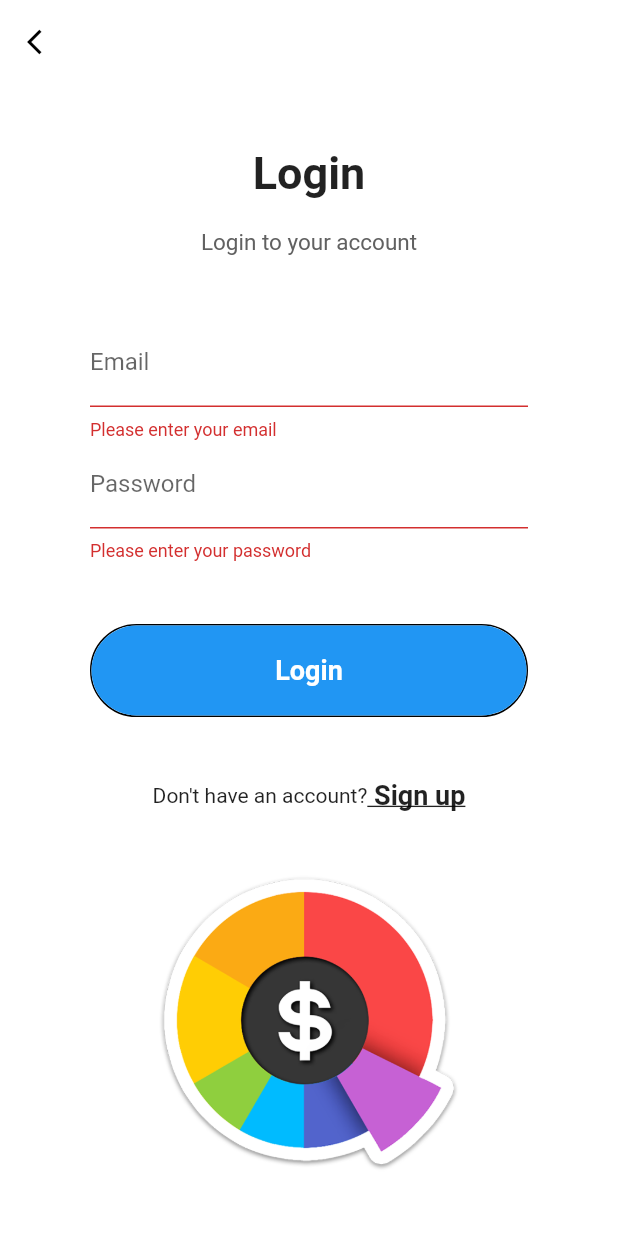
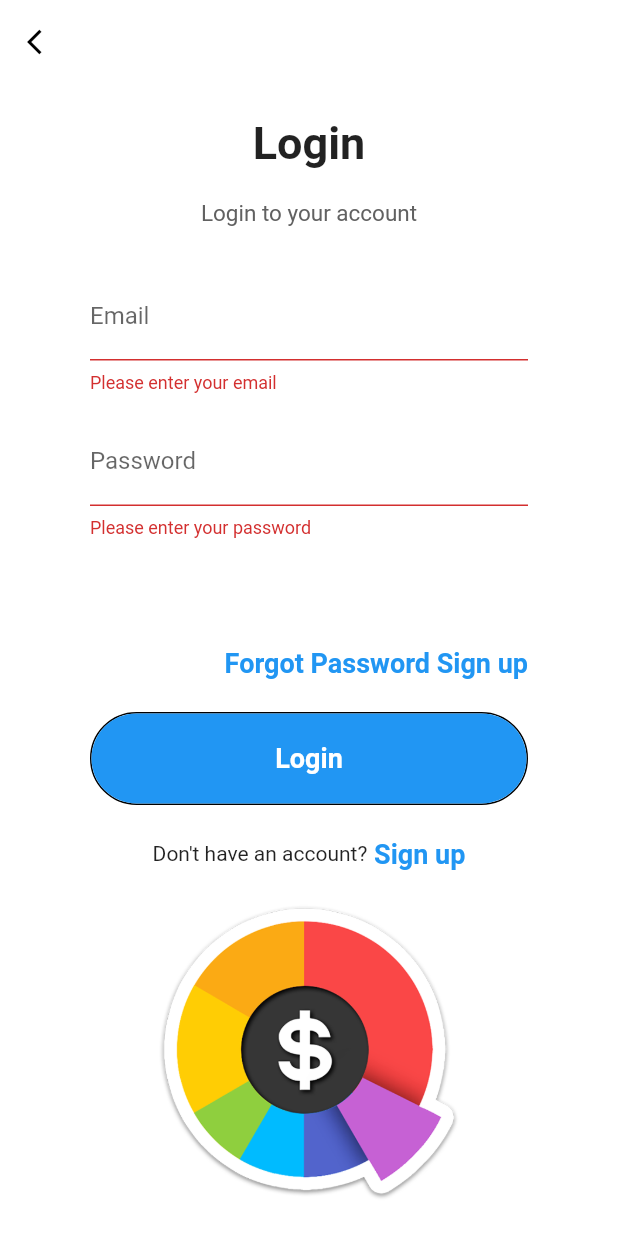
Before and after one commit to AshSteep/Budget-Buddy-, a Flutter app: the screen it shows after launch, after a tap on "LogIn", on a phone screen of 412 x 824 dp. Run offline on Flutter 3.47's test engine with Material 2 defaults, Android fonts, the phone set to English and light mode, and no system bars; our stand-ins replace cloud_firestore, firebase_auth, firebase_core; accounts and stored records are empty; network calls fail.

Commit message:
Password Reset Option Added

```diff
--- a/lib/LoginPage.dart
+++ b/lib/LoginPage.dart
@@ -4,6 +4,7 @@ import 'package:cloud_firestore/cloud_firestore.dart';
 import 'package:firebase_auth/firebase_auth.dart';
 import 'package:flutter/material.dart';
 import 'package:flutter/services.dart';
+import 'Forgotpasspage.dart';
 
 class LoginPage extends StatefulWidget {
   @override
@@ -12,7 +13,6 @@ class LoginPage extends StatefulWidget {
 
 class _LoginPageState extends State<LoginPage> {
   final _formKey = GlobalKey<FormState>();
-
 
   final FirebaseAuth _auth = FirebaseAuth.instance;
   TextEditingController _emailController = TextEditingController();
@@ -91,7 +91,9 @@ class _LoginPageState extends State<LoginPage> {
                       padding: EdgeInsets.symmetric(horizontal: 60),
                       child: Column(
                         children: <Widget>[
-                          TextFormField(
+                          Padding(
+                            padding: const EdgeInsets.symmetric(vertical: 8.0), // Adjust vertical padding as needed
+                            child: TextFormField(
                               controller: _emailController,
                               decoration: InputDecoration(
                                 labelText: "Email",
@@ -107,7 +109,10 @@ class _LoginPageState extends State<LoginPage> {
                                 return null;
                               },
                             ),
-                          TextFormField(
+                          ),
+                          Padding(
+                            padding: const EdgeInsets.symmetric(vertical: 8.0), // Adjust vertical padding as needed
+                            child: TextFormField(
                               controller: _passwordController,
                               decoration: InputDecoration(
                                 labelText: "Password",
@@ -123,6 +128,37 @@ class _LoginPageState extends State<LoginPage> {
                                 }
                                 return null;
                               },
+                            ),
+                          ),
+                        ],
+                      ),
+                    ),
+
+                    SizedBox(height: 20),
+                    Padding(
+                      padding: const EdgeInsets.symmetric(horizontal: 60),
+                      child: Row(
+                        mainAxisAlignment: MainAxisAlignment.end,
+                        children: [
+                          GestureDetector(
+                            onTap: () {
+                              Navigator.push(
+                                context,
+                                MaterialPageRoute(
+                                  builder: (context) {
+                                    return ForgotPassPage();
+                                  },
+                                ),
+                              );
+                            },
+                            child: Text(
+                              'Forgot Password'
+                              " Sign up",
+                              style: TextStyle(
+                                  fontWeight: FontWeight.w600,
+                                  fontSize: 18,
+                                  color: Colors.blue),
+                            ),
                           ),
                         ],
                       ),
@@ -143,7 +179,7 @@ class _LoginPageState extends State<LoginPage> {
                         child: MaterialButton(
                           minWidth: double.infinity,
                           height: 60,
-                          onPressed: () async{
+                          onPressed: () async {
                             if (_formKey.currentState!.validate()) {
                               // Form is valid, handle login logic here
                               // For example, you can navigate to another page
@@ -175,14 +211,15 @@ class _LoginPageState extends State<LoginPage> {
                         GestureDetector(
                           onTap: () {
                             // Add your onPressed function here to navigate to the sign-up page or perform any other action.
-                            Navigator.of(context).push(MaterialPageRoute(builder: (context) => Signup()));
+                            Navigator.of(context).push(MaterialPageRoute(
+                                builder: (context) => Signup()));
                           },
                           child: Text(
                             " Sign up",
                             style: TextStyle(
                               fontWeight: FontWeight.w600,
                               fontSize: 18,
-                              decoration: TextDecoration.underline, // Add underline to make it look like a link
+                              color: Colors.blue, // Set the color to blue
                             ),
                           ),
                         ),
@@ -208,7 +245,7 @@ class _LoginPageState extends State<LoginPage> {
   }
 
   bool isEmailValid(String email) {
-    final emailRegex = RegExp(r'^[a-z]+@[a-z]+\.com$');
+    final emailRegex = RegExp(r'^[a-z0-9]+@[a-z0-9]+\.[c][o][m]$');
     return emailRegex.hasMatch(email);
   }
 
```
Also changed, not shown: lib/Forgotpasspage.dart (added, +82 -0 lines), lib/SignUp.dart (+3 -4 lines). Lines whose indentation alone changed are shown as unchanged.
